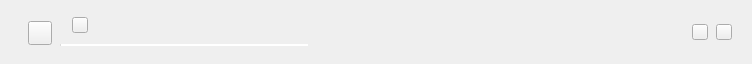
This is src/MEGASync/transfers/gui/ui/TransferManagerDelegateWidget.ui in C-EO/MEGAsync as Qt 5 draws it before an edit. The edited form follows.
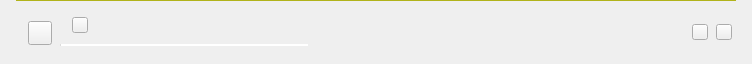
This is the edited form. Icons and pictures are not drawn. Custom widgets are drawn as their Qt base class.

```diff
--- a/src/MEGASync/transfers/gui/ui/TransferManagerDelegateWidget.ui
+++ b/src/MEGASync/transfers/gui/ui/TransferManagerDelegateWidget.ui
@@ -54,7 +54,7 @@
     min-height: 1px;
     max-height: 1px;
     border: none;
-    background: #FFB0B1B31A; /*colorToken.border-subtle*/
+    background: #B1B31A; /*colorToken.border-subtle*/
 	margin-left: 16px;
 	margin-right: 16px;
 }
```
